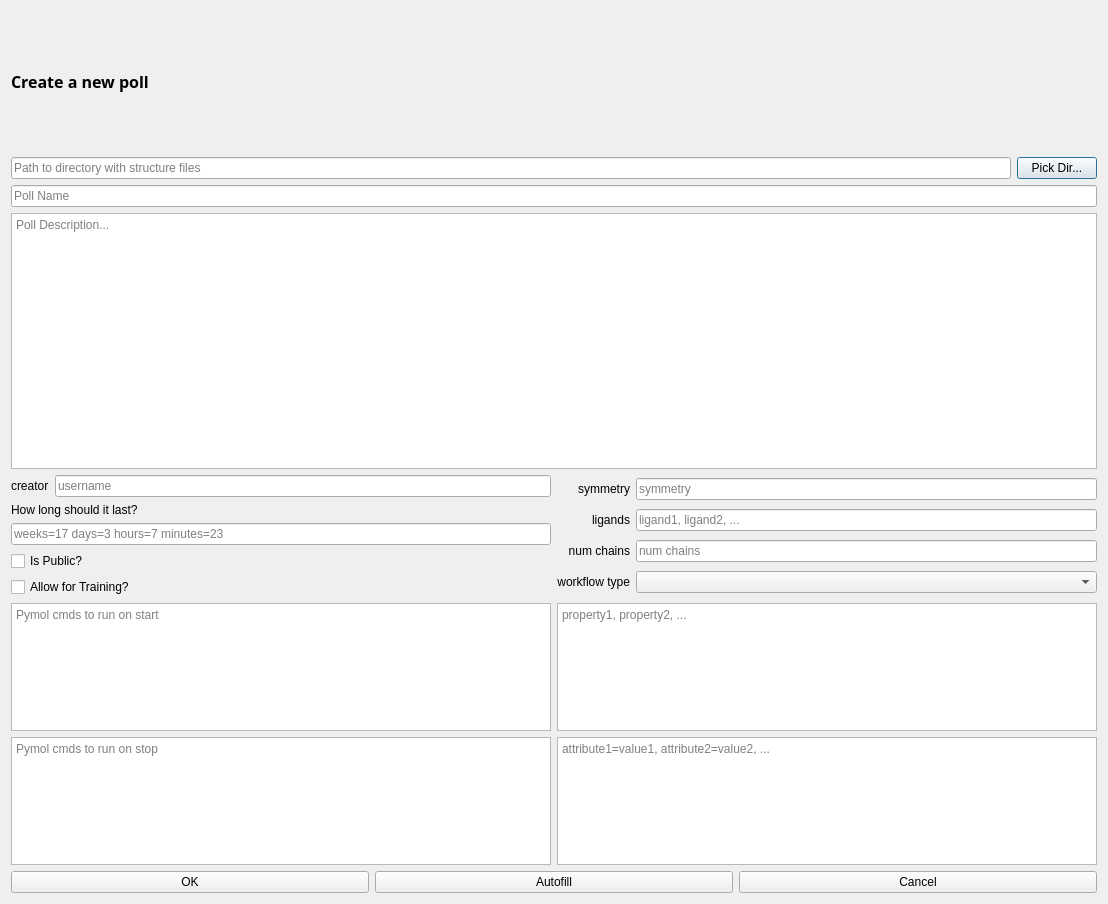
This is ipd/ppp/plugin/ppppp/gui_new_poll.ui in baker-laboratory/ipd as Qt 5 draws it before an edit. The edited form follows.
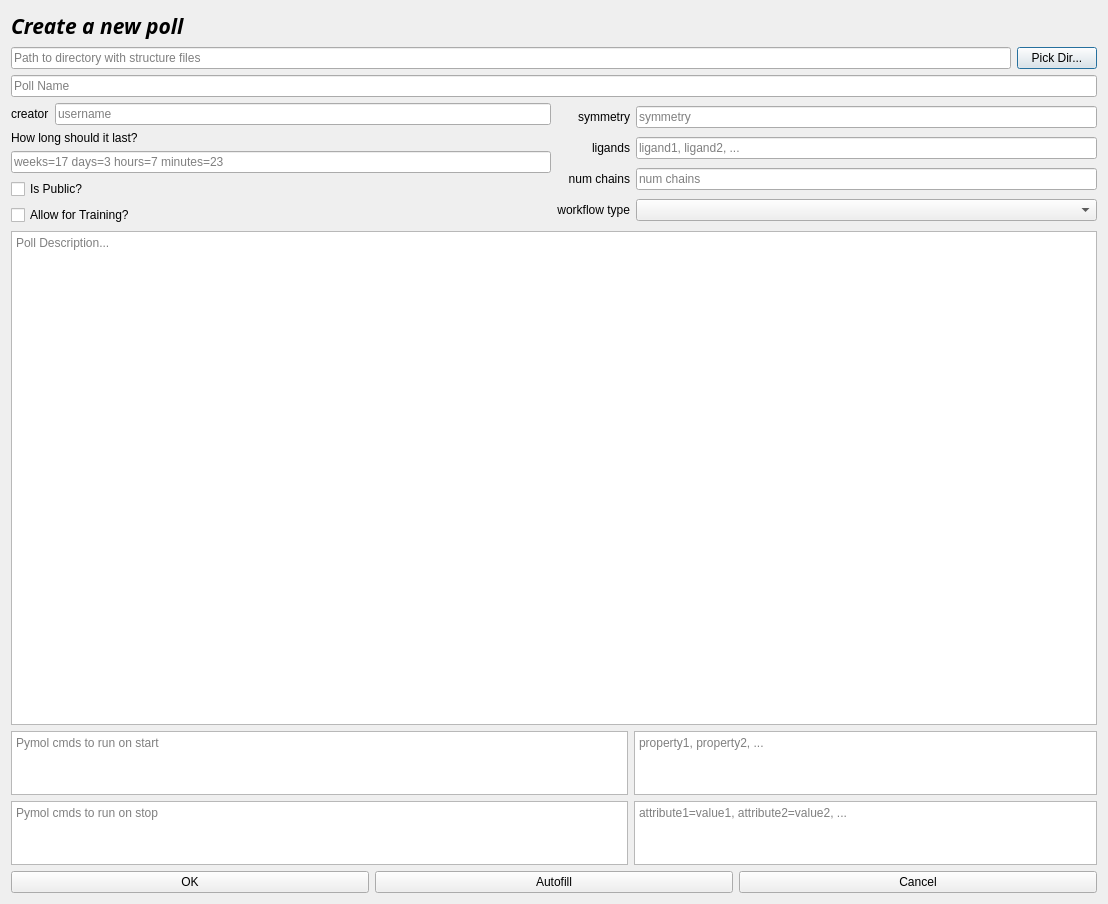
This is the edited form.

Commit message: WIP ppp support for remote access without filesystem via rsync, fix deleting polls

```diff
--- a/ipd/ppp/plugin/ppppp/gui_new_poll.ui
+++ b/ipd/ppp/plugin/ppppp/gui_new_poll.ui
@@ -15,13 +15,14 @@
   </property>
   <layout class="QGridLayout" name="gridLayout_3">
    <item row="0" column="0">
-    <layout class="QVBoxLayout" name="verticalLayout">
+    <layout class="QVBoxLayout" name="verticalLayout" stretch="0,0,0,0,10,0,0">
      <item>
       <widget class="QLabel" name="label_2">
        <property name="font">
         <font>
          <family>Source Code Pro Semibold</family>
-         <pointsize>12</pointsize>
+         <pointsize>16</pointsize>
+         <italic>true</italic>
          <bold>true</bold>
         </font>
        </property>
@@ -61,31 +62,6 @@
        </property>
       </widget>
      </item>
-     <item>
-      <widget class="QPlainTextEdit" name="desc">
-       <property name="sizePolicy">
-        <sizepolicy hsizetype="Expanding" vsizetype="MinimumExpanding">
-         <horstretch>0</horstretch>
-         <verstretch>0</verstretch>
-        </sizepolicy>
-       </property>
-       <property name="minimumSize">
-        <size>
-         <width>0</width>
-         <height>48</height>
-        </size>
-       </property>
-       <property name="maximumSize">
-        <size>
-         <width>16777215</width>
-         <height>256</height>
-        </size>
-       </property>
-       <property name="placeholderText">
-        <string>Poll Description...</string>
-       </property>
-      </widget>
-     </item>
      <item>
       <layout class="QHBoxLayout" name="horizontalLayout_3">
        <item>
@@ -222,11 +198,36 @@
       </layout>
      </item>
      <item>
-      <layout class="QGridLayout" name="gridLayout">
+      <widget class="QPlainTextEdit" name="desc">
+       <property name="sizePolicy">
+        <sizepolicy hsizetype="Expanding" vsizetype="Expanding">
+         <horstretch>0</horstretch>
+         <verstretch>0</verstretch>
+        </sizepolicy>
+       </property>
+       <property name="minimumSize">
+        <size>
+         <width>0</width>
+         <height>48</height>
+        </size>
+       </property>
+       <property name="maximumSize">
+        <size>
+         <width>16777215</width>
+         <height>16777215</height>
+        </size>
+       </property>
+       <property name="placeholderText">
+        <string>Poll Description...</string>
+       </property>
+      </widget>
+     </item>
+     <item>
+      <layout class="QGridLayout" name="gridLayout" columnstretch="4,3">
        <item row="1" column="0">
         <widget class="QTextEdit" name="cmdstop">
          <property name="sizePolicy">
-          <sizepolicy hsizetype="Expanding" vsizetype="MinimumExpanding">
+          <sizepolicy hsizetype="Expanding" vsizetype="Expanding">
            <horstretch>0</horstretch>
            <verstretch>0</verstretch>
           </sizepolicy>
@@ -240,7 +241,7 @@
          <property name="maximumSize">
           <size>
            <width>16777215</width>
-           <height>128</height>
+           <height>64</height>
           </size>
          </property>
          <property name="placeholderText">
@@ -248,35 +249,10 @@
          </property>
         </widget>
        </item>
-       <item row="0" column="0">
-        <widget class="QTextEdit" name="cmdstart">
-         <property name="sizePolicy">
-          <sizepolicy hsizetype="Expanding" vsizetype="MinimumExpanding">
-           <horstretch>0</horstretch>
-           <verstretch>0</verstretch>
-          </sizepolicy>
-         </property>
-         <property name="minimumSize">
-          <size>
-           <width>0</width>
-           <height>32</height>
-          </size>
-         </property>
-         <property name="maximumSize">
-          <size>
-           <width>16777215</width>
-           <height>128</height>
-          </size>
-         </property>
-         <property name="placeholderText">
-          <string>Pymol cmds to run on start</string>
-         </property>
-        </widget>
-       </item>
        <item row="0" column="1">
         <widget class="QPlainTextEdit" name="props">
          <property name="sizePolicy">
-          <sizepolicy hsizetype="Expanding" vsizetype="MinimumExpanding">
+          <sizepolicy hsizetype="Expanding" vsizetype="Expanding">
            <horstretch>0</horstretch>
            <verstretch>0</verstretch>
           </sizepolicy>
@@ -290,7 +266,7 @@
          <property name="maximumSize">
           <size>
            <width>16777215</width>
-           <height>128</height>
+           <height>64</height>
           </size>
          </property>
          <property name="placeholderText">
@@ -301,7 +277,7 @@
        <item row="1" column="1">
         <widget class="QTextEdit" name="attrs">
          <property name="sizePolicy">
-          <sizepolicy hsizetype="Expanding" vsizetype="MinimumExpanding">
+          <sizepolicy hsizetype="Expanding" vsizetype="Expanding">
            <horstretch>0</horstretch>
            <verstretch>0</verstretch>
           </sizepolicy>
@@ -315,7 +291,7 @@
          <property name="maximumSize">
           <size>
            <width>16777215</width>
-           <height>128</height>
+           <height>64</height>
           </size>
          </property>
          <property name="placeholderText">
@@ -323,6 +299,31 @@
          </property>
         </widget>
        </item>
+       <item row="0" column="0">
+        <widget class="QTextEdit" name="cmdstart">
+         <property name="sizePolicy">
+          <sizepolicy hsizetype="Expanding" vsizetype="Expanding">
+           <horstretch>0</horstretch>
+           <verstretch>0</verstretch>
+          </sizepolicy>
+         </property>
+         <property name="minimumSize">
+          <size>
+           <width>0</width>
+           <height>32</height>
+          </size>
+         </property>
+         <property name="maximumSize">
+          <size>
+           <width>16777215</width>
+           <height>64</height>
+          </size>
+         </property>
+         <property name="placeholderText">
+          <string>Pymol cmds to run on start</string>
+         </property>
+        </widget>
+       </item>
       </layout>
      </item>
      <item>
```
The commit also changes 7 other files.
